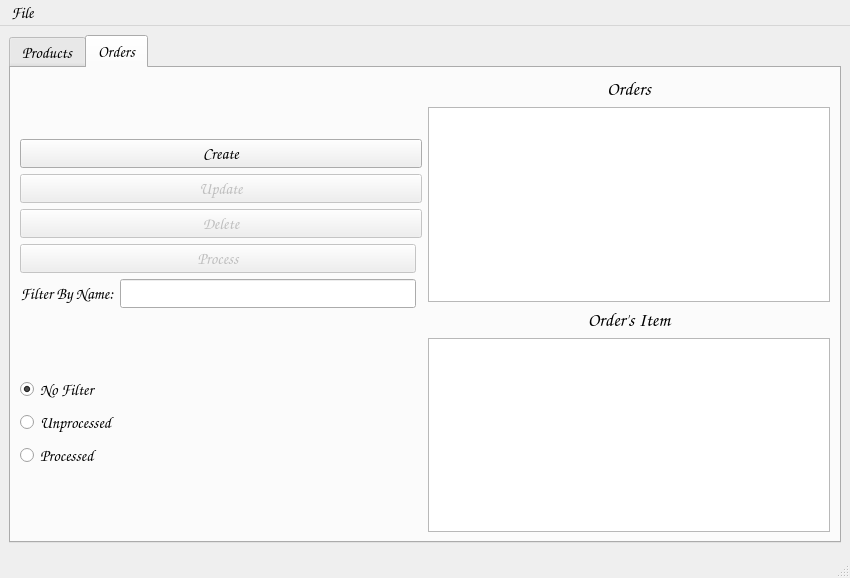
This is Final Project/GUI/Application/UI/Main.ui in KagaSumi/Term-2-Python as Qt 5 draws it before an edit. The edited form follows.
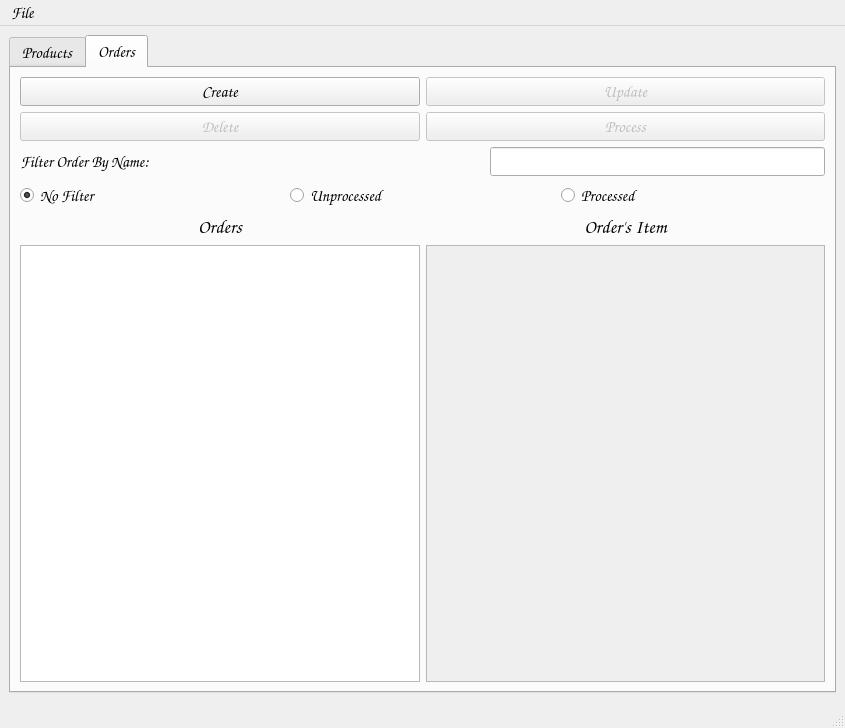
This is the edited form.

Commit message: Only thing left is to filter by name

Patch:
```diff
--- a/Final Project/GUI/Application/UI/Main.ui
+++ b/Final Project/GUI/Application/UI/Main.ui
@@ -6,8 +6,8 @@
    <rect>
     <x>0</x>
     <y>0</y>
-    <width>850</width>
-    <height>578</height>
+    <width>845</width>
+    <height>728</height>
    </rect>
   </property>
   <property name="font">
@@ -29,8 +29,8 @@
    <enum>QTabWidget::Rounded</enum>
   </property>
   <widget class="QWidget" name="centralwidget">
-   <layout class="QGridLayout" name="gridLayout">
-    <item row="1" column="0">
+   <layout class="QVBoxLayout" name="verticalLayout_6">
+    <item>
      <widget class="QTabWidget" name="Main_ui">
       <property name="layoutDirection">
        <enum>Qt::LeftToRight</enum>
@@ -134,36 +134,49 @@
        <layout class="QGridLayout" name="gridLayout_5">
         <item row="0" column="0">
          <layout class="QGridLayout" name="gridLayout_4">
-          <item row="1" column="0">
-           <layout class="QVBoxLayout" name="verticalLayout_6">
-            <item>
-             <widget class="QRadioButton" name="rb_order_no_filter">
-              <property name="text">
-               <string>No Filter</string>
-              </property>
-              <property name="checked">
-               <bool>true</bool>
-              </property>
-             </widget>
-            </item>
-            <item>
-             <widget class="QRadioButton" name="rb_order_unprocessed">
-              <property name="text">
-               <string>Unprocessed</string>
-              </property>
-             </widget>
-            </item>
-            <item>
-             <widget class="QRadioButton" name="rb_order_processed">
-              <property name="text">
-               <string>Processed</string>
-              </property>
-             </widget>
-            </item>
-           </layout>
-          </item>
           <item row="0" column="0">
            <layout class="QGridLayout" name="gridLayout_3">
+            <item row="3" column="0">
+             <layout class="QGridLayout" name="gridLayout_6">
+              <item row="0" column="1">
+               <widget class="QPushButton" name="pb_order_update">
+                <property name="enabled">
+                 <bool>false</bool>
+                </property>
+                <property name="text">
+                 <string>Update</string>
+                </property>
+               </widget>
+              </item>
+              <item row="1" column="0">
+               <widget class="QPushButton" name="pb_order_delete">
+                <property name="enabled">
+                 <bool>false</bool>
+                </property>
+                <property name="text">
+                 <string>Delete</string>
+                </property>
+               </widget>
+              </item>
+              <item row="1" column="1">
+               <widget class="QPushButton" name="pb_order_process">
+                <property name="enabled">
+                 <bool>false</bool>
+                </property>
+                <property name="text">
+                 <string>Process</string>
+                </property>
+               </widget>
+              </item>
+              <item row="0" column="0">
+               <widget class="QPushButton" name="pb_order_create">
+                <property name="text">
+                 <string>Create</string>
+                </property>
+               </widget>
+              </item>
+             </layout>
+            </item>
             <item row="4" column="0">
              <layout class="QVBoxLayout" name="verticalLayout_7">
               <item>
@@ -178,13 +191,26 @@
                    </font>
                   </property>
                   <property name="text">
-                   <string>Filter By Name:</string>
+                   <string>Filter Order By Name:</string>
                   </property>
                   <property name="alignment">
                    <set>Qt::AlignCenter</set>
                   </property>
                  </widget>
                 </item>
+                <item>
+                 <spacer name="horizontalSpacer_2">
+                  <property name="orientation">
+                   <enum>Qt::Horizontal</enum>
+                  </property>
+                  <property name="sizeHint" stdset="0">
+                   <size>
+                    <width>40</width>
+                    <height>20</height>
+                   </size>
+                  </property>
+                 </spacer>
+                </item>
                 <item>
                  <widget class="QLineEdit" name="le_order_filter"/>
                 </item>
@@ -192,49 +218,38 @@
               </item>
              </layout>
             </item>
-            <item row="2" column="0" colspan="2">
-             <widget class="QPushButton" name="pb_order_delete">
-              <property name="enabled">
-               <bool>false</bool>
-              </property>
-              <property name="text">
-               <string>Delete</string>
-              </property>
-             </widget>
-            </item>
-            <item row="1" column="0" colspan="2">
-             <widget class="QPushButton" name="pb_order_update">
-              <property name="enabled">
-               <bool>false</bool>
-              </property>
+           </layout>
+          </item>
+          <item row="1" column="0">
+           <layout class="QHBoxLayout" name="horizontalLayout_11">
+            <item>
+             <widget class="QRadioButton" name="rb_order_no_filter">
               <property name="text">
-               <string>Update</string>
+               <string>No Filter</string>
               </property>
+              <property name="checked">
+               <bool>true</bool>
+              </property>
              </widget>
             </item>
-            <item row="0" column="0" colspan="2">
-             <widget class="QPushButton" name="pb_order_create">
+            <item>
+             <widget class="QRadioButton" name="rb_order_unprocessed">
               <property name="text">
-               <string>Create</string>
+               <string>Unprocessed</string>
               </property>
              </widget>
             </item>
-            <item row="3" column="0">
-             <widget class="QPushButton" name="pb_order_process">
-              <property name="enabled">
-               <bool>false</bool>
-              </property>
+            <item>
+             <widget class="QRadioButton" name="rb_order_processed">
               <property name="text">
-               <string>Process</string>
+               <string>Processed</string>
               </property>
              </widget>
             </item>
            </layout>
           </item>
-         </layout>
-        </item>
-        <item row="0" column="1">
-         <layout class="QVBoxLayout" name="verticalLayout">
+          <item row="2" column="0">
+           <layout class="QHBoxLayout" name="horizontalLayout_9">
           <item>
            <layout class="QVBoxLayout" name="verticalLayout_5">
             <item>
@@ -253,15 +268,15 @@
               </property>
              </widget>
             </item>
-           </layout>
-          </item>
-          <item>
-           <layout class="QVBoxLayout" name="verticalLayout_4">
             <item>
              <widget class="QTableView" name="tv_order_view"/>
             </item>
+             </layout>
+            </item>
             <item>
-             <widget class="QLabel" name="label_3">
+             <layout class="QVBoxLayout" name="verticalLayout_4">
+              <item>
+               <widget class="QLabel" name="label_5">
               <property name="font">
                <font>
                 <family>Comic Sans MS</family>
@@ -277,7 +292,13 @@
              </widget>
             </item>
             <item>
-             <widget class="QTableView" name="tv_order_items"/>
+               <widget class="QTableView" name="tv_order_items">
+                <property name="enabled">
+                 <bool>false</bool>
+                </property>
+               </widget>
+              </item>
+             </layout>
             </item>
            </layout>
           </item>
@@ -295,7 +316,7 @@
     <rect>
      <x>0</x>
      <y>0</y>
-     <width>850</width>
+     <width>845</width>
      <height>29</height>
     </rect>
    </property>
```
Left out of the diff: 25 changed lines with no effect on the pictures. Lines whose indentation alone changed are shown as unchanged. The commit also changes 7 other files.
